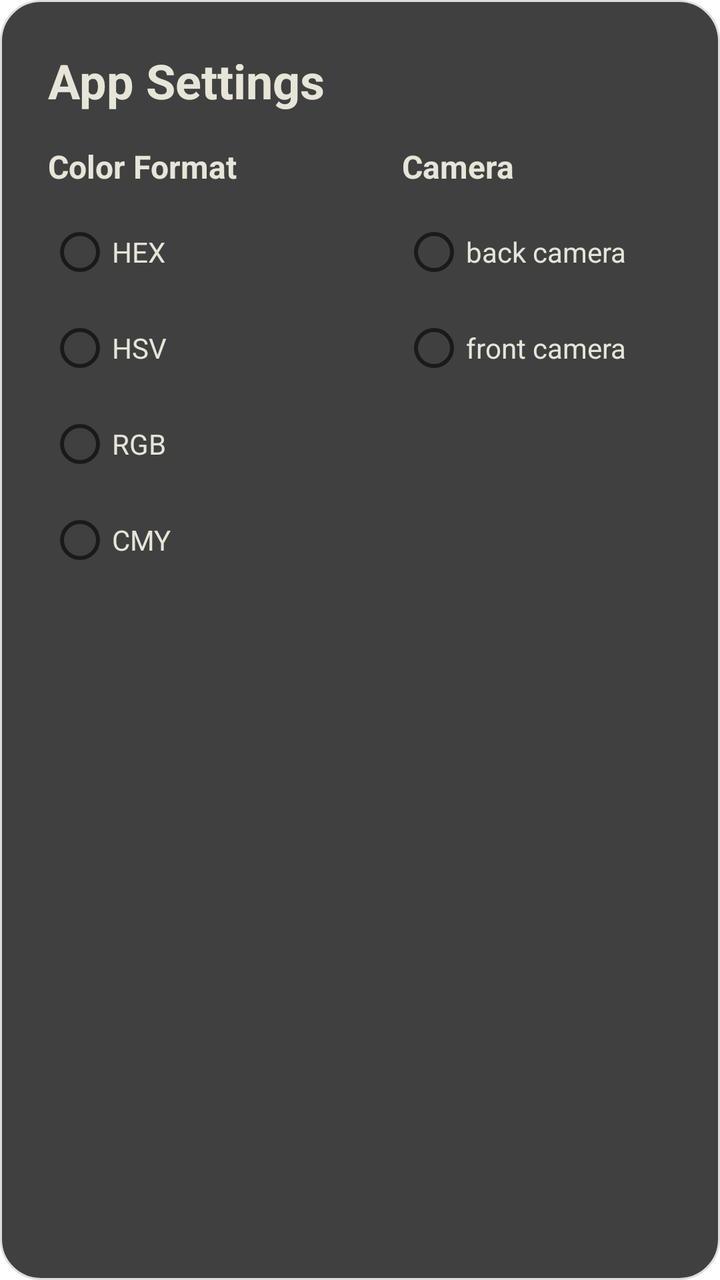
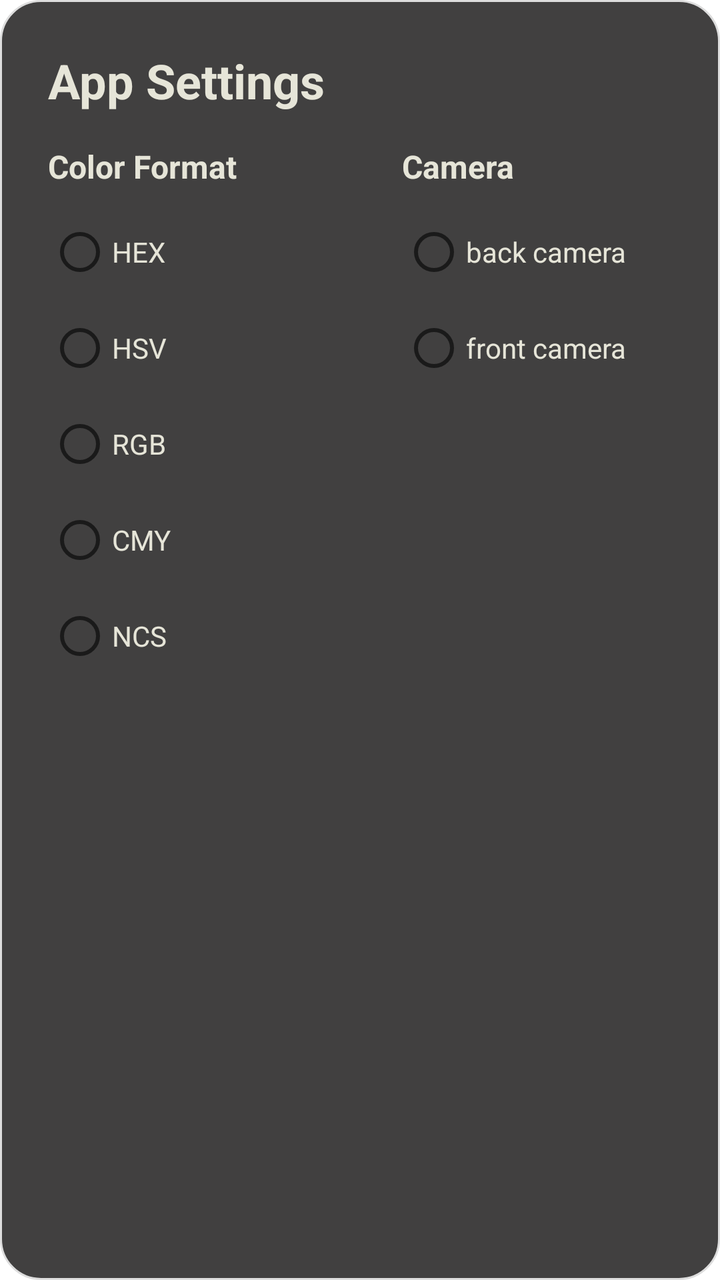

An Android layout rendered at two revisions. The XML below is the earlier revision; the diff shows what the commit changed to produce the second picture.
<!-- AndroidManifest.xml: application theme Theme.CApp -->
<!-- res/layout/popup_settings.xml -->
<?xml version="1.0" encoding="utf-8"?>
<LinearLayout xmlns:android="http://schemas.android.com/apk/res/android"
    android:layout_width="match_parent"
    android:layout_height="wrap_content"
    android:orientation="vertical"
    android:padding="24dp"
    android:background="@drawable/rounded_border">

    <TextView
        android:layout_width="wrap_content"
        android:layout_height="wrap_content"
        android:text="@string/app_settings"
        android:textSize="24sp"
        android:textStyle="bold"
        android:textColor="@color/off_white" />

    <LinearLayout
        android:layout_width="match_parent"
        android:layout_height="wrap_content"
        android:orientation="horizontal"
        android:layout_marginTop="16dp">

        <LinearLayout
            android:layout_width="0dp"
            android:layout_height="wrap_content"
            android:layout_weight="5"
            android:orientation="vertical">

            <TextView
            android:layout_width="wrap_content"
            android:layout_height="wrap_content"
            android:text="@string/color_format"
            android:textSize="16sp"
            android:textColor="@color/off_white"
            android:textStyle="bold" />

            <RadioGroup
                android:id="@+id/radioGroupFormat"
                android:layout_width="match_parent"
                android:layout_height="wrap_content"
                android:layout_marginTop="8dp">

                <RadioButton
                    android:id="@+id/radioHEX"
                    android:layout_width="wrap_content"
                    android:layout_height="wrap_content"
                    android:textColor="@color/off_white"
                    android:text="@string/hex" />

                <RadioButton
                    android:id="@+id/radioHSV"
                    android:layout_width="wrap_content"
                    android:layout_height="wrap_content"
                    android:textColor="@color/off_white"
                    android:text="@string/hsv" />

                <RadioButton
                    android:id="@+id/radioRGB"
                    android:layout_width="wrap_content"
                    android:layout_height="wrap_content"
                    android:textColor="@color/off_white"
                    android:text="@string/rgb" />

                <RadioButton
                    android:id="@+id/radioCMY"
                    android:layout_width="wrap_content"
                    android:layout_height="wrap_content"
                    android:textColor="@color/off_white"
                    android:text="@string/cmy" />
            </RadioGroup>
        </LinearLayout>

        <LinearLayout
            android:layout_width="0dp"
            android:layout_height="wrap_content"
            android:layout_weight="1"
            android:layout_margin="8dp" android:orientation="vertical">
        </LinearLayout>

        <LinearLayout
            android:layout_width="0dp"
            android:layout_height="wrap_content"
            android:layout_weight="5"
            android:orientation="vertical">

            <TextView
                android:layout_width="wrap_content"
                android:layout_height="wrap_content"
                android:text="@string/camera"
                android:textSize="16sp"
                android:textColor="@color/off_white"
                android:textStyle="bold" />

            <RadioGroup
                android:id="@+id/radioGroupCamera"
                android:layout_width="match_parent"
                android:layout_height="wrap_content"
                android:layout_marginTop="8dp">

                <RadioButton
                    android:id="@+id/radioBACK"
                    android:layout_width="wrap_content"
                    android:layout_height="wrap_content"
                    android:textColor="@color/off_white"
                    android:text="@string/back_camera" />

                <RadioButton
                    android:id="@+id/radioFRONT"
                    android:layout_width="wrap_content"
                    android:layout_height="wrap_content"
                    android:textColor="@color/off_white"
                    android:text="@string/front_camera" />
            </RadioGroup>
        </LinearLayout>
    </LinearLayout>
</LinearLayout>
<!-- resources referenced by this layout -->
<resources>
  <color name="off_white">#E6E5D8</color>
  <!-- drawable rounded_border (drawable) -->
  <?xml version="1.0" encoding="utf-8"?>
  <shape xmlns:android="http://schemas.android.com/apk/res/android">
      <solid android:color="@color/gray" />
  
      <corners android:radius="20dp" />
  
      <stroke
          android:width="1dp"
          android:color="#DDDDDD" />
  </shape>
  <string name="app_settings">App Settings</string>
  <string name="back_camera">back camera</string>
  <string name="camera">Camera</string>
  <string name="cmy">CMY</string>
  <string name="color_format">Color Format</string>
  <string name="front_camera">front camera</string>
  <string name="hex">HEX</string>
  <string name="hsv">HSV</string>
  <string name="rgb">RGB</string>
  <style name="Theme.CApp" parent="Theme.MaterialComponents.DayNight.NoActionBar" />
  <color name="gray">#ED333232</color>
</resources>

<!-- the commit's change to res/layout/popup_settings.xml (unified diff, before → after) -->
@@ -67,6 +67,12 @@
                     android:layout_height="wrap_content"
                     android:textColor="@color/off_white"
                     android:text="@string/cmy" />
+                <RadioButton
+                    android:id="@+id/radioNCS"
+                    android:layout_width="wrap_content"
+                    android:layout_height="wrap_content"
+                    android:textColor="@color/off_white"
+                    android:text="NCS" />
             </RadioGroup>
         </LinearLayout>
 
